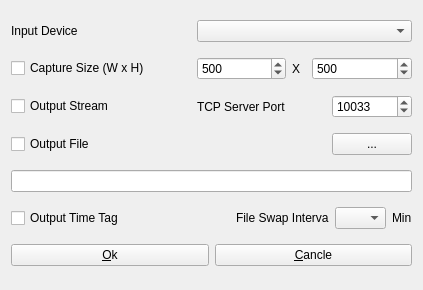
Above: app/rtkvideo_qt/videoopt.ui from tomojitakasu/RTKLIB before the change. Below: the same form after it.
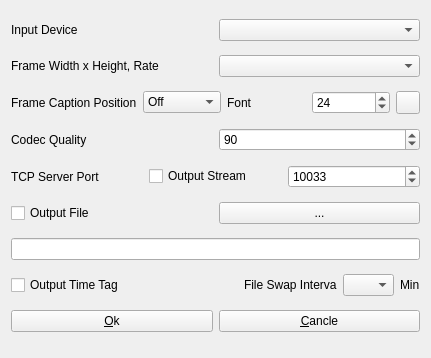
That is the form after the change.

Patch:
```diff
--- a/app/rtkvideo_qt/videoopt.ui
+++ b/app/rtkvideo_qt/videoopt.ui
@@ -6,8 +6,8 @@
    <rect>
     <x>0</x>
     <y>0</y>
-    <width>423</width>
-    <height>290</height>
+    <width>431</width>
+    <height>358</height>
    </rect>
   </property>
   <property name="windowTitle">
@@ -17,87 +17,8 @@
    <string/>
   </property>
   <layout class="QGridLayout" name="gridLayout">
-   <item row="4" column="0">
-    <widget class="QCheckBox" name="ChkCapSize">
-     <property name="toolTip">
-      <string/>
-     </property>
-     <property name="text">
-      <string>Capture Size (W x H)</string>
-     </property>
-     <property name="checked">
-      <bool>false</bool>
-     </property>
-    </widget>
-   </item>
-   <item row="4" column="4">
-    <widget class="QLabel" name="Label6">
-     <property name="enabled">
-      <bool>true</bool>
-     </property>
-     <property name="toolTip">
-      <string/>
-     </property>
-     <property name="text">
-      <string>X</string>
-     </property>
-    </widget>
-   </item>
-   <item row="12" column="0" colspan="7">
-    <widget class="QWidget" name="widget_2" native="true">
-     <property name="sizePolicy">
-      <sizepolicy hsizetype="Preferred" vsizetype="Fixed">
-       <horstretch>0</horstretch>
-       <verstretch>0</verstretch>
-      </sizepolicy>
-     </property>
-     <layout class="QHBoxLayout" name="horizontalLayout_2">
-      <property name="leftMargin">
-       <number>0</number>
-      </property>
-      <property name="topMargin">
-       <number>0</number>
-      </property>
-      <property name="rightMargin">
-       <number>0</number>
-      </property>
-      <property name="bottomMargin">
-       <number>0</number>
-      </property>
-      <item>
-       <widget class="QPushButton" name="BtnOk">
-        <property name="enabled">
-         <bool>true</bool>
-        </property>
-        <property name="toolTip">
-         <string/>
-        </property>
-        <property name="text">
-         <string>&amp;Ok</string>
-        </property>
-        <property name="flat">
-         <bool>false</bool>
-        </property>
-       </widget>
-      </item>
-      <item>
-       <widget class="QPushButton" name="BtnCancel">
-        <property name="enabled">
-         <bool>true</bool>
-        </property>
-        <property name="toolTip">
-         <string/>
-        </property>
-        <property name="text">
-         <string>&amp;Cancle</string>
-        </property>
-        <property name="flat">
-         <bool>false</bool>
-        </property>
-       </widget>
-      </item>
-     </layout>
-    </widget>
+   <item row="3" column="1">
+    <widget class="QComboBox" name="SelProf"/>
    </item>
    <item row="2" column="0">
     <widget class="QLabel" name="Label1">
@@ -112,21 +33,28 @@
      </property>
     </widget>
    </item>
-   <item row="5" column="3">
-    <widget class="QLabel" name="Label3">
-     <property name="enabled">
-      <bool>true</bool>
-     </property>
+   <item row="10" column="0">
+    <widget class="QCheckBox" name="ChkOutFile">
      <property name="toolTip">
       <string/>
      </property>
      <property name="text">
-      <string>TCP Server Port</string>
+      <string>Output File</string>
      </property>
+     <property name="checked">
+      <bool>false</bool>
+     </property>
     </widget>
    </item>
-   <item row="10" column="0" colspan="7">
-    <widget class="QLineEdit" name="EditFile">
+   <item row="3" column="0">
+    <widget class="QLabel" name="label">
+     <property name="text">
+      <string>Frame Width x Height, Rate</string>
+     </property>
+    </widget>
+   </item>
+   <item row="10" column="1">
+    <widget class="QPushButton" name="BtnFile">
      <property name="enabled">
       <bool>true</bool>
      </property>
@@ -134,12 +62,15 @@
       <string/>
      </property>
      <property name="text">
-      <string/>
+      <string>...</string>
      </property>
+     <property name="flat">
+      <bool>false</bool>
+     </property>
     </widget>
    </item>
-   <item row="11" column="0" colspan="7">
-    <widget class="QWidget" name="widget" native="true">
+   <item row="14" column="0" colspan="2">
+    <widget class="QWidget" name="widget_5" native="true">
      <property name="sizePolicy">
       <sizepolicy hsizetype="Preferred" vsizetype="Fixed">
        <horstretch>0</horstretch>
@@ -259,36 +190,7 @@
      </layout>
     </widget>
    </item>
-   <item row="5" column="0">
-    <widget class="QCheckBox" name="ChkTcpPort">
-     <property name="toolTip">
-      <string/>
-     </property>
-     <property name="text">
-      <string>Output Stream</string>
-     </property>
-     <property name="checked">
-      <bool>false</bool>
-     </property>
-    </widget>
-   </item>
-   <item row="7" column="6">
-    <widget class="QPushButton" name="BtnFile">
-     <property name="enabled">
-      <bool>true</bool>
-     </property>
-     <property name="toolTip">
-      <string/>
-     </property>
-     <property name="text">
-      <string>...</string>
-     </property>
-     <property name="flat">
-      <bool>false</bool>
-     </property>
-    </widget>
-   </item>
-   <item row="2" column="3" colspan="4">
+   <item row="2" column="1">
     <widget class="QComboBox" name="SelDev">
      <property name="enabled">
       <bool>true</bool>
@@ -298,46 +200,225 @@
      </property>
     </widget>
    </item>
-   <item row="4" column="3">
-    <widget class="QSpinBox" name="EditCapWidth">
-     <property name="maximum">
-      <number>4000</number>
+   <item row="7" column="0" colspan="2">
+    <widget class="QWidget" name="widget_4" native="true">
+     <property name="sizePolicy">
+      <sizepolicy hsizetype="Preferred" vsizetype="Fixed">
+       <horstretch>0</horstretch>
+       <verstretch>0</verstretch>
+      </sizepolicy>
      </property>
-     <property name="value">
-      <number>500</number>
-     </property>
+     <layout class="QHBoxLayout" name="horizontalLayout_4">
+      <property name="leftMargin">
+       <number>0</number>
+      </property>
+      <property name="topMargin">
+       <number>0</number>
+      </property>
+      <property name="rightMargin">
+       <number>0</number>
+      </property>
+      <property name="bottomMargin">
+       <number>0</number>
+      </property>
+      <item>
+       <widget class="QLabel" name="Label3">
+        <property name="enabled">
+         <bool>true</bool>
+        </property>
+        <property name="toolTip">
+         <string/>
+        </property>
+        <property name="text">
+         <string>TCP Server Port</string>
+        </property>
+       </widget>
+      </item>
+      <item>
+       <widget class="QCheckBox" name="ChkTcpPort">
+        <property name="toolTip">
+         <string/>
+        </property>
+        <property name="text">
+         <string>Output Stream</string>
+        </property>
+        <property name="checked">
+         <bool>false</bool>
+        </property>
+       </widget>
+      </item>
+      <item>
+       <widget class="QSpinBox" name="EditTcpPort">
+        <property name="maximum">
+         <number>65535</number>
+        </property>
+        <property name="value">
+         <number>10033</number>
+        </property>
+       </widget>
+      </item>
+     </layout>
     </widget>
    </item>
-   <item row="7" column="0">
-    <widget class="QCheckBox" name="ChkOutFile">
+   <item row="13" column="0" colspan="2">
+    <widget class="QLineEdit" name="EditFile">
+     <property name="enabled">
+      <bool>true</bool>
+     </property>
      <property name="toolTip">
       <string/>
      </property>
      <property name="text">
-      <string>Output File</string>
+      <string/>
      </property>
-     <property name="checked">
-      <bool>false</bool>
+    </widget>
+   </item>
+   <item row="15" column="0" colspan="2">
+    <widget class="QWidget" name="widget_2" native="true">
+     <property name="sizePolicy">
+      <sizepolicy hsizetype="Preferred" vsizetype="Fixed">
+       <horstretch>0</horstretch>
+       <verstretch>0</verstretch>
+      </sizepolicy>
      </property>
+     <layout class="QHBoxLayout" name="horizontalLayout_2">
+      <property name="leftMargin">
+       <number>0</number>
+      </property>
+      <property name="topMargin">
+       <number>0</number>
+      </property>
+      <property name="rightMargin">
+       <number>0</number>
+      </property>
+      <property name="bottomMargin">
+       <number>0</number>
+      </property>
+      <item>
+       <widget class="QPushButton" name="BtnOk">
+        <property name="enabled">
+         <bool>true</bool>
+        </property>
+        <property name="toolTip">
+         <string/>
+        </property>
+        <property name="text">
+         <string>&amp;Ok</string>
+        </property>
+        <property name="flat">
+         <bool>false</bool>
+        </property>
+       </widget>
+      </item>
+      <item>
+       <widget class="QPushButton" name="BtnCancel">
+        <property name="enabled">
+         <bool>true</bool>
+        </property>
+        <property name="toolTip">
+         <string/>
+        </property>
+        <property name="text">
+         <string>&amp;Cancle</string>
+        </property>
+        <property name="flat">
+         <bool>false</bool>
+        </property>
+       </widget>
+      </item>
+     </layout>
     </widget>
    </item>
-   <item row="4" column="5" colspan="2">
-    <widget class="QSpinBox" name="EditCapHeight">
-     <property name="maximum">
-      <number>4000</number>
+   <item row="5" column="0" colspan="2">
+    <widget class="QWidget" name="widget_3" native="true">
+     <property name="sizePolicy">
+      <sizepolicy hsizetype="Preferred" vsizetype="Fixed">
+       <horstretch>0</horstretch>
+       <verstretch>0</verstretch>
+      </sizepolicy>
      </property>
-     <property name="value">
-      <number>500</number>
+     <layout class="QHBoxLayout" name="horizontalLayout_3">
+      <property name="leftMargin">
+       <number>0</number>
+      </property>
+      <property name="topMargin">
+       <number>0</number>
+      </property>
+      <property name="rightMargin">
+       <number>0</number>
+      </property>
+      <property name="bottomMargin">
+       <number>0</number>
+      </property>
+      <item>
+       <widget class="QLabel" name="Label7">
+        <property name="text">
+         <string>Frame Caption Position</string>
+        </property>
+       </widget>
+      </item>
+      <item>
+       <widget class="QComboBox" name="SelCapPos">
+        <item>
+         <property name="text">
+          <string>Off</string>
+         </property>
+        </item>
+        <item>
+         <property name="text">
+          <string>Left</string>
+         </property>
+        </item>
+        <item>
+         <property name="text">
+          <string>Center</string>
+         </property>
+        </item>
+        <item>
+         <property name="text">
+          <string>Right</string>
+         </property>
+        </item>
+       </widget>
+      </item>
+      <item>
+       <widget class="QLabel" name="Label8">
+        <property name="text">
+         <string>Font</string>
+        </property>
+       </widget>
+      </item>
+      <item>
+       <widget class="QSpinBox" name="EditCapSize">
+        <property name="value">
+         <number>24</number>
+        </property>
+       </widget>
+      </item>
+      <item>
+       <widget class="QToolButton" name="SelCapColor">
+        <property name="text">
+         <string/>
+        </property>
+       </widget>
+      </item>
+     </layout>
+    </widget>
+   </item>
+   <item row="6" column="0">
+    <widget class="QLabel" name="Label6">
+     <property name="text">
+      <string>Codec Quality</string>
      </property>
     </widget>
    </item>
-   <item row="5" column="6">
-    <widget class="QSpinBox" name="EditTcpPort">
+   <item row="6" column="1">
+    <widget class="QSpinBox" name="EditCodecQuality">
      <property name="maximum">
-      <number>65535</number>
+      <number>100</number>
      </property>
      <property name="value">
-      <number>10033</number>
+      <number>90</number>
      </property>
     </widget>
    </item>
```
Left out of the diff: 2 changed lines with no effect on the pictures.
